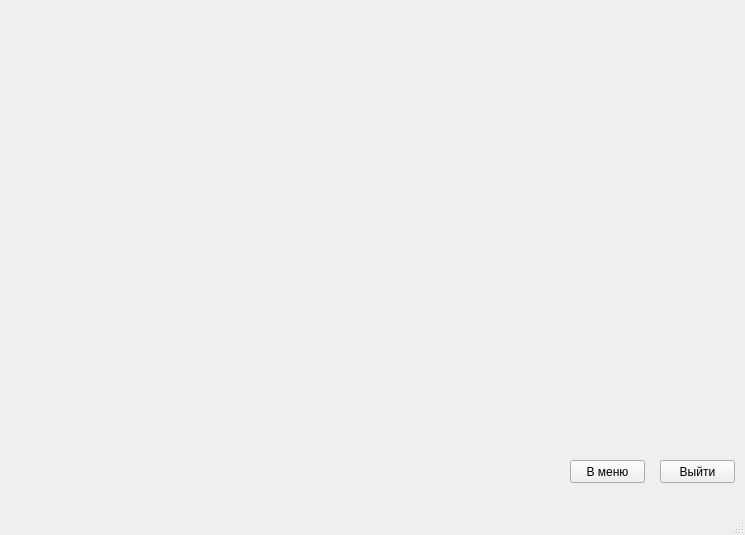
Old version of the form mainwindow.ui in the repository kafka1408me/NumberSystems.
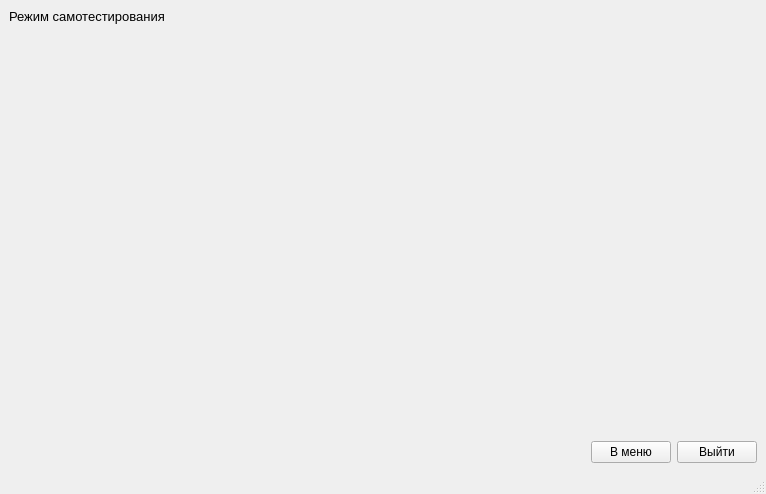
New version of the form.

Patch:
```diff
--- a/mainwindow.ui
+++ b/mainwindow.ui
@@ -6,63 +6,64 @@
    <rect>
     <x>0</x>
     <y>0</y>
-    <width>745</width>
-    <height>535</height>
+    <width>766</width>
+    <height>494</height>
    </rect>
   </property>
   <property name="windowTitle">
    <string>MainWindow</string>
   </property>
   <widget class="QWidget" name="centralwidget">
-   <widget class="QPushButton" name="pushButton">
-    <property name="geometry">
-     <rect>
-      <x>570</x>
-      <y>460</y>
-      <width>75</width>
-      <height>23</height>
-     </rect>
-    </property>
-    <property name="text">
-     <string>В меню</string>
-    </property>
-   </widget>
-   <widget class="QPushButton" name="pushButton_2">
-    <property name="geometry">
-     <rect>
-      <x>660</x>
-      <y>460</y>
-      <width>75</width>
-      <height>23</height>
-     </rect>
-    </property>
-    <property name="text">
-     <string>Выйти</string>
-    </property>
-   </widget>
-   <widget class="QStackedWidget" name="stackedWidget">
-    <property name="geometry">
-     <rect>
-      <x>10</x>
-      <y>10</y>
-      <width>721</width>
-      <height>431</height>
-     </rect>
-    </property>
-    <widget class="QWidget" name="page">
-     <widget class="QWidget" name="widget" native="true">
-      <property name="geometry">
-       <rect>
-        <x>50</x>
-        <y>20</y>
-        <width>651</width>
-        <height>411</height>
-       </rect>
+   <layout class="QGridLayout" name="gridLayout">
+    <item row="2" column="1">
+     <widget class="QPushButton" name="menuBtn">
+      <property name="text">
+       <string>В меню</string>
       </property>
      </widget>
-    </widget>
-    <widget class="QWidget" name="page_2"/>
-   </widget>
+    </item>
+    <item row="2" column="2">
+     <widget class="QPushButton" name="exitBtn">
+      <property name="text">
+       <string>Выйти</string>
+      </property>
+     </widget>
+    </item>
+    <item row="2" column="0">
+     <spacer name="horizontalSpacer">
+      <property name="orientation">
+       <enum>Qt::Horizontal</enum>
+      </property>
+      <property name="sizeHint" stdset="0">
+       <size>
+        <width>583</width>
+        <height>20</height>
+       </size>
+      </property>
+     </spacer>
+    </item>
+    <item row="0" column="0" colspan="3">
+     <widget class="QLabel" name="modeLbl">
+      <property name="font">
+       <font>
+        <pointsize>10</pointsize>
+       </font>
+      </property>
+      <property name="text">
+       <string>Режим самотестирования</string>
+      </property>
+     </widget>
+    </item>
+    <item row="1" column="0" colspan="3">
+     <widget class="QStackedWidget" name="stackedWidget">
+      <property name="currentIndex">
+       <number>1</number>
+      </property>
+      <widget class="QWidget" name="page_3"/>
+      <widget class="QWidget" name="page_4"/>
+     </widget>
+    </item>
+   </layout>
   </widget>
   <widget class="QMenuBar" name="menubar">
    <property name="geometry">
```
Left out of the diff: 2 changed lines with no effect on the pictures.
